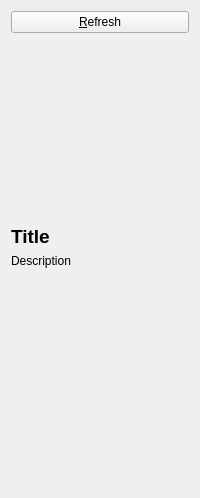
This is podcatcher/Resources/ui/widgets/FeedDetailWidget.ui in lostrootpass/alphagem as Qt 5 draws it before an edit. The edited form follows.
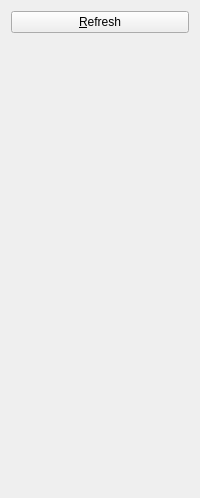
This is the edited form.

```diff
--- a/podcatcher/Resources/ui/widgets/FeedDetailWidget.ui
+++ b/podcatcher/Resources/ui/widgets/FeedDetailWidget.ui
@@ -77,7 +77,7 @@
       </font>
      </property>
      <property name="text">
-      <string>Title</string>
+      <string/>
      </property>
      <property name="wordWrap">
       <bool>true</bool>
@@ -93,7 +93,7 @@
       </sizepolicy>
      </property>
      <property name="text">
-      <string>Description</string>
+      <string/>
      </property>
      <property name="alignment">
       <set>Qt::AlignLeading|Qt::AlignLeft|Qt::AlignTop</set>
```
